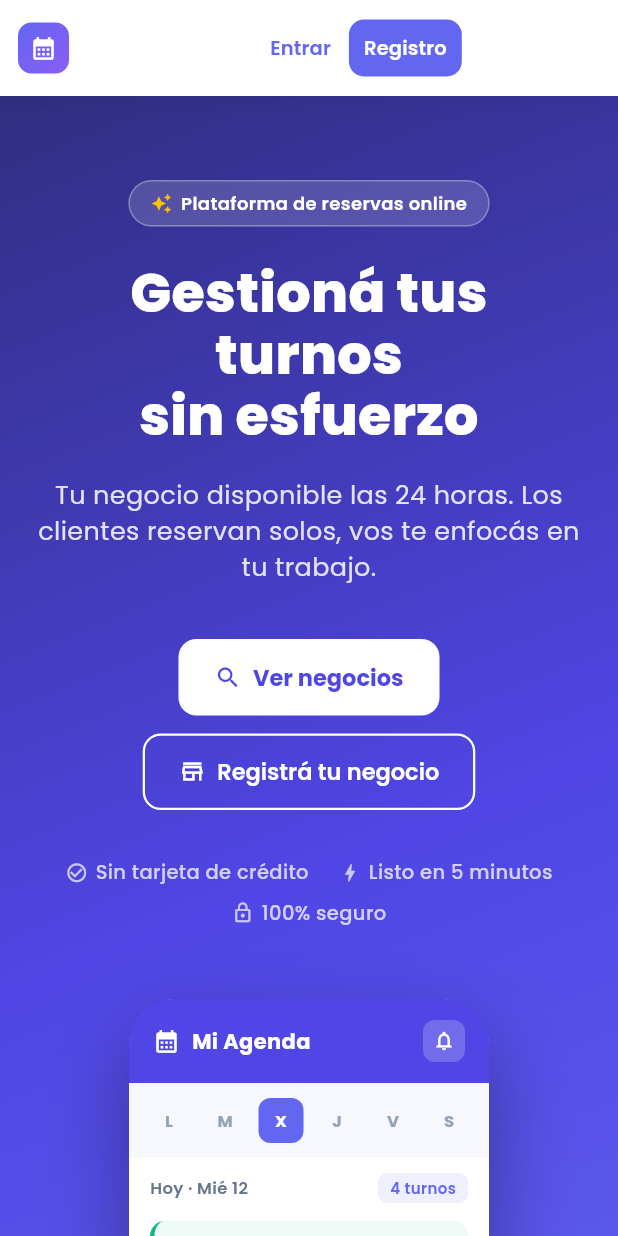
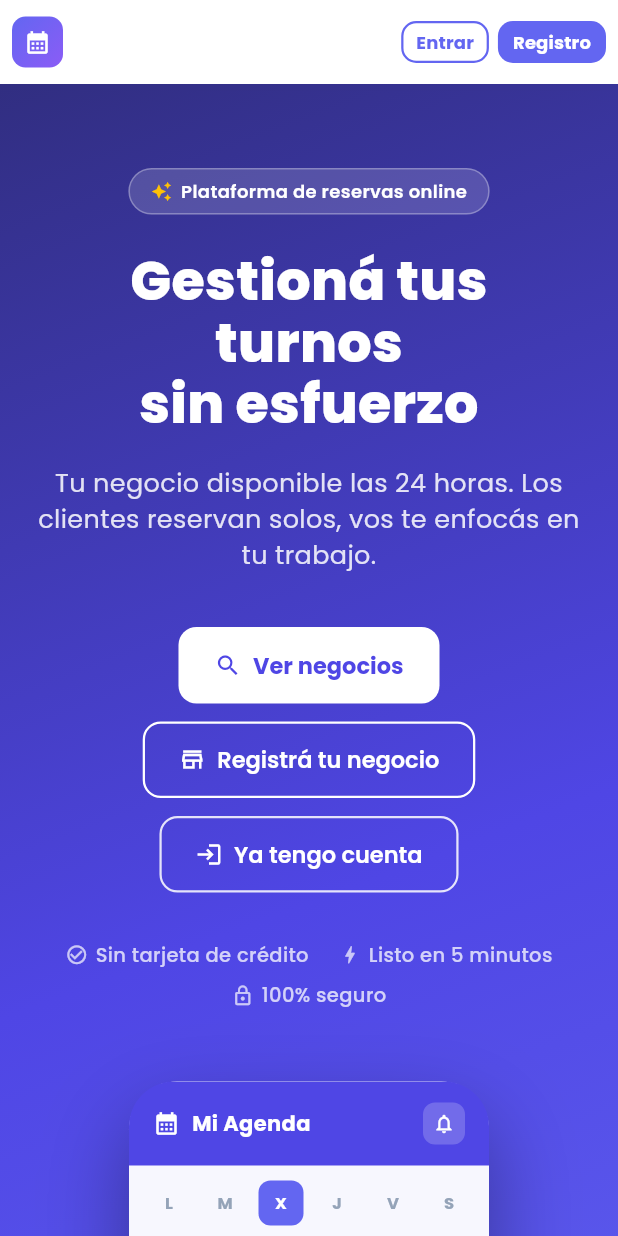
Before and after one commit to IperEnma/botai, a Flutter app: the screen it shows after launch, on a phone screen of 412 x 824 dp. Run offline on Flutter 3.47's test engine with Material 3 defaults, Android fonts, the phone set to English and light mode, and no system bars; our stand-ins replace flutter_dotenv, flutter_riverpod, flutter_secure_storage, flutter_svg, go_router, google_fonts and 2 more; missing offline and left inert: dart:html, google_sign_in_web; accounts and stored records are empty.

Commit message:
fix login

```diff
--- /dev/null
+++ b/frontend/lib/core/auth_session_coordinator.dart
@@ -0,0 +1,80 @@
+import 'dart:async';
+
+import 'package:flutter/foundation.dart';
+import 'package:flutter/material.dart';
+import 'package:flutter_riverpod/flutter_riverpod.dart';
+import 'package:google_sign_in/google_sign_in.dart';
+
+import '../providers/auth_provider.dart';
+import 'auth_post_login.dart';
+
+/// Enlaza Google Sign-In (móvil) y cambios de [authStateProvider] con la navegación a `/home`.
+///
+/// En Android/iOS, al volver del selector de Google el `Future` de `signIn()` a veces no
+/// termina; [GoogleSignIn.onCurrentUserChanged] sí dispara y aquí completamos la sesión.
+class AuthSessionCoordinator extends ConsumerStatefulWidget {
+  const AuthSessionCoordinator({super.key, required this.child});
+
+  final Widget child;
+
+  @override
+  ConsumerState<AuthSessionCoordinator> createState() =>
+      _AuthSessionCoordinatorState();
+}
+
+class _AuthSessionCoordinatorState extends ConsumerState<AuthSessionCoordinator> {
+  StreamSubscription<GoogleSignInAccount?>? _googleSub;
+  bool _handlingGoogle = false;
+
+  @override
+  void initState() {
+    super.initState();
+    if (!kIsWeb) {
+      WidgetsBinding.instance.addPostFrameCallback((_) => _bindGoogleStream());
+    }
+  }
+
+  void _bindGoogleStream() {
+    if (!mounted || _googleSub != null) return;
+    final google = ref.read(authServiceProvider).googleSignIn;
+    _googleSub = google.onCurrentUserChanged.listen(_onGoogleAccount);
+  }
+
+  Future<void> _onGoogleAccount(GoogleSignInAccount? account) async {
+    if (!mounted || account == null || _handlingGoogle) return;
+
+    final auth = ref.read(authStateProvider);
+    if (auth.isAuthenticated && auth.user?.email == account.email) {
+      navigateAfterAuthenticatedSession(ref);
+      return;
+    }
+
+    _handlingGoogle = true;
+    try {
+      final ok = await ref
+          .read(authStateProvider.notifier)
+          .completeGoogleSignInFromAccount(account);
+      if (ok && mounted) {
+        navigateAfterAuthenticatedSession(ref);
+      }
+    } finally {
+      _handlingGoogle = false;
+    }
+  }
+
+  @override
+  void dispose() {
+    _googleSub?.cancel();
+    super.dispose();
+  }
+
+  @override
+  Widget build(BuildContext context) {
+    ref.listen<AuthState>(authStateProvider, (prev, next) {
+      if (next.isAuthenticated && prev?.isAuthenticated != true) {
+        navigateAfterAuthenticatedSession(ref);
+      }
+    });
+    return widget.child;
+  }
+}
--- a/frontend/lib/features/agenda/public/landing_screen.dart
+++ b/frontend/lib/features/agenda/public/landing_screen.dart
@@ -45,7 +45,8 @@ class PublicLandingScreen extends StatelessWidget {
             child: Column(
               crossAxisAlignment: CrossAxisAlignment.stretch,
               children: [
-                const SizedBox(height: 64), // navbar height placeholder
+                SizedBox(
+                    height: MediaQuery.paddingOf(context).top + 56),
                 const _HeroSection(),
                 const _StatsStrip(),
                 const _BenefitsSection(),
@@ -70,31 +71,74 @@ class PublicLandingScreen extends StatelessWidget {
 class _Navbar extends StatelessWidget {
   const _Navbar();
 
+  static void _openMobileMenu(BuildContext context) {
+    showModalBottomSheet<void>(
+      context: context,
+      shape: const RoundedRectangleBorder(
+        borderRadius: BorderRadius.vertical(top: Radius.circular(16)),
+      ),
+      builder: (ctx) => SafeArea(
+        child: Padding(
+          padding: const EdgeInsets.symmetric(vertical: 8),
+          child: Column(
+            mainAxisSize: MainAxisSize.min,
+            children: [
+              ListTile(
+                leading: const Icon(Icons.login, color: _kPrimary),
+                title: Text('Iniciar sesión',
+                    style: _b(16, w: FontWeight.w600, c: _kText)),
+                onTap: () {
+                  Navigator.pop(ctx);
+                  context.go('/login');
+                },
+              ),
+              ListTile(
+                leading: const Icon(Icons.store_outlined, color: _kPrimary),
+                title: Text('Registrá tu negocio',
+                    style: _b(16, w: FontWeight.w600, c: _kText)),
+                onTap: () {
+                  Navigator.pop(ctx);
+                  context.go('/agenda/register');
+                },
+              ),
+              ListTile(
+                leading: const Icon(Icons.search, color: _kPrimary),
+                title: Text('Ver negocios',
+                    style: _b(16, w: FontWeight.w600, c: _kText)),
+                onTap: () {
+                  Navigator.pop(ctx);
+                  context.go('/agenda/search');
+                },
+              ),
+            ],
+          ),
+        ),
+      ),
+    );
+  }
+
   @override
   Widget build(BuildContext context) {
     final wide = _isWide(context);
+    final width = MediaQuery.sizeOf(context).width;
+    final compact = width < 400;
 
-    return Container(
-      height: 64,
-      decoration: BoxDecoration(
+    return Material(
       color: Colors.white,
-        boxShadow: [
-          BoxShadow(
-            color: Colors.black.withValues(alpha: 0.06),
-            blurRadius: 12,
-            offset: const Offset(0, 2),
-          ),
-        ],
-      ),
+      elevation: 2,
+      shadowColor: Colors.black.withValues(alpha: 0.06),
+      child: SafeArea(
+        bottom: false,
+        child: SizedBox(
+          height: 56,
           child: Center(
             child: ConstrainedBox(
               constraints: const BoxConstraints(maxWidth: 1200),
               child: Padding(
-            padding: EdgeInsets.symmetric(horizontal: wide ? 24 : 12),
+                padding: EdgeInsets.symmetric(horizontal: wide ? 24 : 8),
                 child: Row(
                   children: [
-                Flexible(
-                  child: GestureDetector(
+                    GestureDetector(
                       onTap: () => context.go('/'),
                       child: Row(
                         mainAxisSize: MainAxisSize.min,
@@ -115,30 +159,19 @@ class _Navbar extends StatelessWidget {
                           ),
                           if (wide) ...[
                             const SizedBox(width: 10),
-                          Flexible(
-                            child: Text(
-                              'AgendaKonecta',
-                              style: _h(16, w: FontWeight.w800, c: _kText),
-                              overflow: TextOverflow.ellipsis,
-                            ),
-                          ),
+                            Text('AgendaKonecta',
+                                style: _h(16, w: FontWeight.w800, c: _kText)),
                           ],
                         ],
                       ),
                     ),
-                ),
-
                     const Spacer(),
-
                     if (wide) ...[
                       _NavLink(label: 'Cómo funciona', onTap: () {}),
                       _NavLink(
                           label: 'Ver negocios',
                           onTap: () => context.go('/agenda/search')),
                       const SizedBox(width: 8),
-                ],
-
-                if (wide)
                       OutlinedButton(
                         onPressed: () => context.go('/login'),
                         style: OutlinedButton.styleFrom(
@@ -153,36 +186,65 @@ class _Navbar extends StatelessWidget {
                         child: Text('Iniciar sesión',
                             style: _b(13,
                                 w: FontWeight.w600, c: _kPrimary)),
-                  )
-                else
-                  TextButton(
-                    onPressed: () => context.go('/login'),
-                    style: TextButton.styleFrom(
-                      foregroundColor: _kPrimary,
-                      padding: const EdgeInsets.symmetric(horizontal: 8),
-                      minimumSize: const Size(0, 38),
                       ),
-                    child: Text('Entrar',
-                        style: _b(13,
-                            w: FontWeight.w600, c: _kPrimary)),
-                  ),
-                const SizedBox(width: 4),
+                      const SizedBox(width: 8),
                       FilledButton(
                         onPressed: () => context.go('/agenda/register'),
                         style: FilledButton.styleFrom(
                           backgroundColor: _kPrimary,
-                    padding: EdgeInsets.symmetric(
-                        horizontal: wide ? 16 : 10, vertical: 0),
+                          padding: const EdgeInsets.symmetric(
+                              horizontal: 16, vertical: 0),
                           shape: RoundedRectangleBorder(
                               borderRadius: BorderRadius.circular(10)),
                           minimumSize: const Size(0, 38),
                         ),
-                  child: Text(
-                      wide ? 'Registrá tu negocio' : 'Registro',
+                        child: Text('Registrá tu negocio',
                             style: _b(13,
                                 w: FontWeight.w600, c: Colors.white)),
                       ),
+                    ] else if (compact) ...[
+                      IconButton(
+                        tooltip: 'Menú',
+                        icon: const Icon(Icons.menu, color: _kText),
+                        onPressed: () => _openMobileMenu(context),
+                      ),
+                    ] else ...[
+                      OutlinedButton(
+                        onPressed: () => context.go('/login'),
+                        style: OutlinedButton.styleFrom(
+                          foregroundColor: _kPrimary,
+                          side: const BorderSide(color: _kPrimary, width: 1.5),
+                          padding: const EdgeInsets.symmetric(horizontal: 10),
+                          visualDensity: VisualDensity.compact,
+                          minimumSize: const Size(0, 36),
+                          tapTargetSize: MaterialTapTargetSize.shrinkWrap,
+                          shape: RoundedRectangleBorder(
+                              borderRadius: BorderRadius.circular(10)),
+                        ),
+                        child: Text('Entrar',
+                            style: _b(12,
+                                w: FontWeight.w700, c: _kPrimary)),
+                      ),
+                      const SizedBox(width: 6),
+                      FilledButton(
+                        onPressed: () => context.go('/agenda/register'),
+                        style: FilledButton.styleFrom(
+                          backgroundColor: _kPrimary,
+                          padding: const EdgeInsets.symmetric(horizontal: 10),
+                          visualDensity: VisualDensity.compact,
+                          minimumSize: const Size(0, 36),
+                          tapTargetSize: MaterialTapTargetSize.shrinkWrap,
+                          shape: RoundedRectangleBorder(
+                              borderRadius: BorderRadius.circular(10)),
+                        ),
+                        child: Text('Registro',
+                            style: _b(12,
+                                w: FontWeight.w700, c: Colors.white)),
+                      ),
                     ],
+                  ],
+                ),
+              ),
             ),
           ),
         ),
@@ -352,6 +414,25 @@ class _HeroCopy extends StatelessWidget {
                       fontSize: 15, fontWeight: FontWeight.w600),
                 ),
                 onPressed: () => ctx.go('/agenda/register'),
+              );
+            }),
+            Builder(builder: (ctx) {
+              return OutlinedButton.icon(
+                icon: const Icon(Icons.login, size: 18),
+                label: Text(wide ? 'Iniciar sesión' : 'Ya tengo cuenta'),
+                style: OutlinedButton.styleFrom(
+                  foregroundColor: Colors.white,
+                  side: BorderSide(
+                      color: Colors.white.withValues(alpha: 0.85),
+                      width: 1.5),
+                  padding: const EdgeInsets.symmetric(
+                      horizontal: 24, vertical: 14),
+                  shape: RoundedRectangleBorder(
+                      borderRadius: BorderRadius.circular(12)),
+                  textStyle: GoogleFonts.poppins(
+                      fontSize: 15, fontWeight: FontWeight.w600),
+                ),
+                onPressed: () => ctx.go('/login'),
               );
             }),
           ],
--- a/frontend/lib/main.dart
+++ b/frontend/lib/main.dart
@@ -4,6 +4,7 @@ import 'package:flutter_dotenv/flutter_dotenv.dart';
 import 'core/config.dart';
 import 'core/google_sign_in_web_meta_stub.dart'
     if (dart.library.html) 'core/google_sign_in_web_meta_web.dart';
+import 'core/auth_session_coordinator.dart';
 import 'core/theme.dart';
 import 'core/router.dart';
 
@@ -21,13 +22,15 @@ class BotAIApp extends ConsumerWidget {
   Widget build(BuildContext context, WidgetRef ref) {
     final router = ref.watch(routerProvider);
 
-    return MaterialApp.router(
+    return AuthSessionCoordinator(
+      child: MaterialApp.router(
         title: 'BotAI Admin',
         debugShowCheckedModeBanner: false,
         theme: AppTheme.lightTheme,
         darkTheme: AppTheme.darkTheme,
         themeMode: ThemeMode.light,
         routerConfig: router,
+      ),
     );
   }
 }
```
Also changed, not shown: frontend/lib/core/auth_post_login.dart (added, +26 -0 lines), frontend/lib/providers/agenda/agenda_nav_after_google_auth.dart (+4 -28 lines), frontend/lib/services/auth_service.dart (+4 -32 lines). Lines whose indentation alone changed are shown as unchanged.
